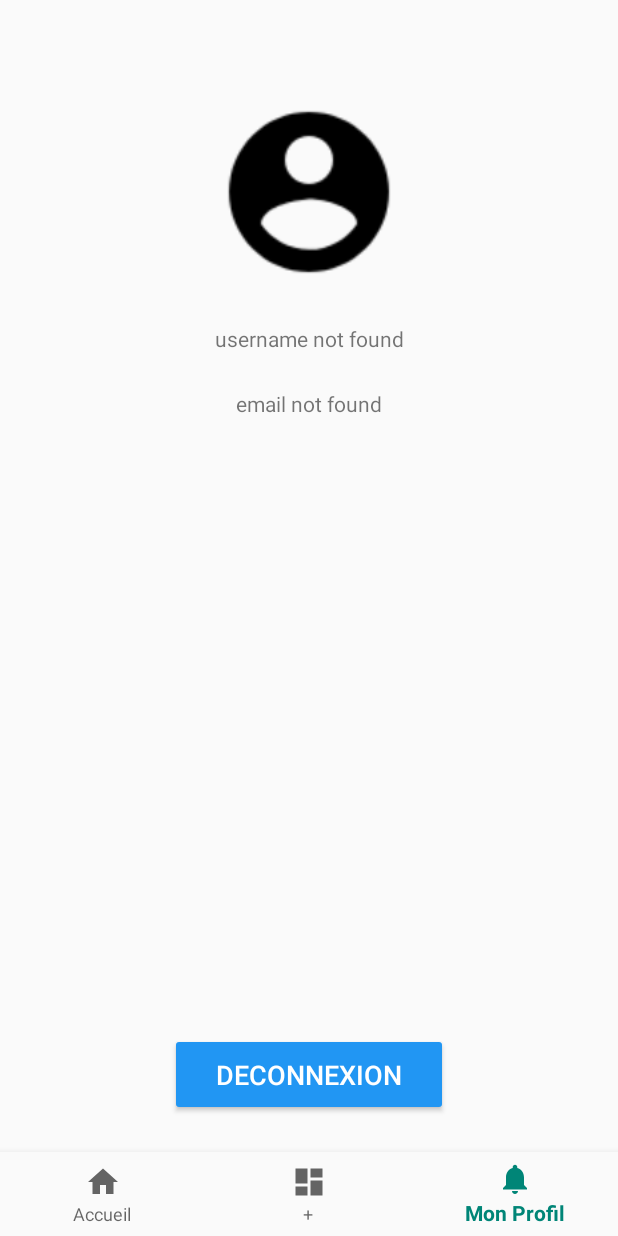
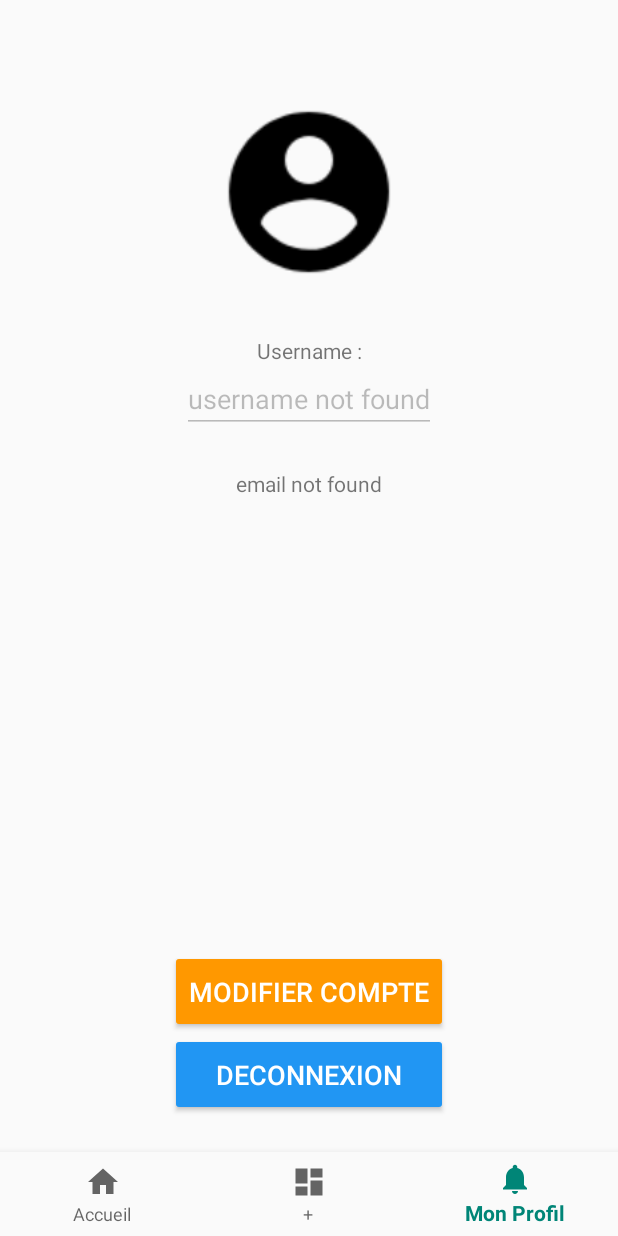
Before and after one commit to JulesVi/androidChaussures, an Android app: the ProfileActivity screen opened directly, with no data from a screen before it, on a phone screen of 412 x 824 dp. Run offline under Robolectric (Android 15) with nearby library versions, the phone set to English and light mode, and no system bars; our stand-ins replace Firebase (no records; nobody signed in at launch, a user with empty details on screens opened directly); libraries missing offline, so code that uses them is left out: com.firebase.ui.

Commit message:
edit username

```diff
--- a/ChaussuresApp/app/src/main/java/com/example/chaussuresapp/auth/ProfileActivity.java
+++ b/ChaussuresApp/app/src/main/java/com/example/chaussuresapp/auth/ProfileActivity.java
@@ -1,11 +1,13 @@
 package com.example.chaussuresapp.auth;
 
 import android.content.Intent;
+import android.graphics.Color;
 import android.os.Bundle;
 import android.text.TextUtils;
 import android.view.MenuItem;
 import android.view.View;
 import android.widget.Button;
+import android.widget.EditText;
 import android.widget.ImageView;
 import android.widget.TextView;
 
@@ -14,8 +16,8 @@ import androidx.annotation.Nullable;
 
 import com.bumptech.glide.Glide;
 import com.bumptech.glide.request.RequestOptions;
-import com.example.chaussuresapp.MainActivity;
 import com.example.chaussuresapp.R;
+import com.example.chaussuresapp.api.UserHelper;
 import com.example.chaussuresapp.base.BaseActivity;
 import com.firebase.ui.auth.AuthUI;
 import com.google.android.gms.tasks.OnSuccessListener;
@@ -26,8 +28,13 @@ import java.util.Arrays;
 public class ProfileActivity extends BaseActivity {
 
     private static final int RC_SIGN_IN = 123;
+    // Creating identifier to identify REST REQUEST (Update username)
+    private static final int UPDATE_USERNAME = 30;
+
     private Button btn;
-    private TextView textInputEditTextUsername;
+    private Button btnModifCompte;
+    private EditText textInputEditTextUsername;
+    private TextView usernameTV;
     private TextView textViewEmail;
     private ImageView imageViewProfile;
 
@@ -62,15 +69,32 @@ public class ProfileActivity extends BaseActivity {
         setContentView(R.layout.activity_profile);
 
         btn = (Button) findViewById(R.id.profile_activity_button_update);
-        if (this.getCurrentUser() != null)
-            btn.setText("deconnexion");
         btn.setOnClickListener(new View.OnClickListener() {
             public void onClick(View v) {
                 buttonPressed();
             }
         });
 
-        textInputEditTextUsername = (TextView) findViewById(R.id.textInputEditTextUsername);
+        btnModifCompte = (Button) findViewById(R.id.modifCompteBtn);
+        btnModifCompte.setOnClickListener(new View.OnClickListener() {
+            public void onClick(View v) {
+                textInputEditTextUsername.setEnabled(true);
+                if(btnModifCompte.getText() == "oui"){
+                    updateUsernameInFirebase();
+                }
+                btnModifCompte.setText("oui");
+            }
+        });
+
+        if (this.getCurrentUser() != null){
+            btn.setText("deconnexion");
+            btnModifCompte.setVisibility(View.VISIBLE);
+        }
+
+        textInputEditTextUsername = (EditText) findViewById(R.id.textInputEditTextUsername);
+        textInputEditTextUsername.setEnabled(false);
+        usernameTV = (TextView) findViewById(R.id.usernameTV);
+
         textViewEmail = (TextView) findViewById(R.id.textViewEmail);
 
         imageViewProfile = (ImageView) findViewById(R.id.imageViewProfile);
@@ -96,6 +120,7 @@ public class ProfileActivity extends BaseActivity {
     protected void onActivityResult(int requestCode, int resultCode, @Nullable Intent data) {
         super.onActivityResult(requestCode, resultCode, data);
         btn.setText("deconnexion");
+        btnModifCompte.setVisibility(View.VISIBLE);
         updateUIWhenCreating();
     }
 
@@ -137,6 +162,8 @@ public class ProfileActivity extends BaseActivity {
             this.textInputEditTextUsername.setVisibility(View.VISIBLE);
             this.textViewEmail.setText(email);
             this.textViewEmail.setVisibility(View.VISIBLE);
+
+            this.usernameTV.setVisibility(View.VISIBLE);
         }
     }
 
@@ -165,4 +192,16 @@ public class ProfileActivity extends BaseActivity {
         };
     }
 
+    // 3 - Update User Username
+    private void updateUsernameInFirebase(){
+
+        String username = this.textInputEditTextUsername.getText().toString();
+
+        /*if (this.getCurrentUser() != null){
+            if (!username.isEmpty() &&  !username.equals("")){
+                UserHelper.updateUsername(username, this.getCurrentUser().getUid()).addOnFailureListener(this.onFailureListener()).addOnSuccessListener(this.updateUIAfterRESTRequestsCompleted(UPDATE_USERNAME));
+            }
+        }*/
+    }
+
 }
--- a/ChaussuresApp/app/src/main/res/layout/activity_profile.xml
+++ b/ChaussuresApp/app/src/main/res/layout/activity_profile.xml
@@ -4,6 +4,34 @@
     xmlns:tools="http://schemas.android.com/tools"
     android:orientation="vertical" android:layout_width="match_parent"
     android:layout_height="match_parent">
+
+    <TextView
+        android:id="@+id/usernameTV"
+        android:layout_width="wrap_content"
+        android:layout_height="wrap_content"
+        android:layout_marginStart="8dp"
+        android:layout_marginTop="32dp"
+        android:layout_marginEnd="8dp"
+        android:text="Username :"
+        android:visibility="invisible"
+        app:layout_constraintEnd_toEndOf="parent"
+        app:layout_constraintStart_toStartOf="parent"
+        app:layout_constraintTop_toBottomOf="@+id/imageViewProfile" />
+
+    <Button
+        android:id="@+id/modifCompteBtn"
+        android:layout_width="185dp"
+        android:layout_height="55dp"
+        android:layout_marginStart="8dp"
+        android:layout_marginEnd="8dp"
+        android:backgroundTint="#FF9800"
+        android:text="MODIFIER COMPTE"
+        android:textColor="#FFFFFF"
+        android:textSize="18sp"
+        android:visibility="invisible"
+        app:layout_constraintBottom_toTopOf="@+id/profile_activity_button_update"
+        app:layout_constraintEnd_toEndOf="parent"
+        app:layout_constraintStart_toStartOf="parent" />
 
     <TextView
         android:id="@+id/textViewEmail"
@@ -43,18 +71,17 @@
         app:layout_constraintEnd_toEndOf="parent"
         app:layout_constraintStart_toStartOf="parent" />
 
-    <TextView
+    <EditText
         android:id="@+id/textInputEditTextUsername"
         android:layout_width="wrap_content"
         android:layout_height="wrap_content"
         android:layout_marginStart="8dp"
-        android:layout_marginTop="24dp"
         android:layout_marginEnd="8dp"
         android:text="Username"
         android:visibility="invisible"
         app:layout_constraintEnd_toEndOf="parent"
         app:layout_constraintStart_toStartOf="parent"
-        app:layout_constraintTop_toBottomOf="@+id/imageViewProfile" />
+        app:layout_constraintTop_toBottomOf="@+id/usernameTV" />
 
     <ImageView
         android:id="@+id/imageViewProfile"
```
Also changed, not shown: ChaussuresApp/app/src/main/java/com/example/chaussuresapp/api/UserHelper.java (added, +49 -0 lines), ChaussuresApp/app/src/main/java/com/example/chaussuresapp/auth/SignInActivity.java (deleted, +0 -37 lines), ChaussuresApp/app/src/main/java/com/example/chaussuresapp/base/BaseActivity.java (+17 -0 lines).
